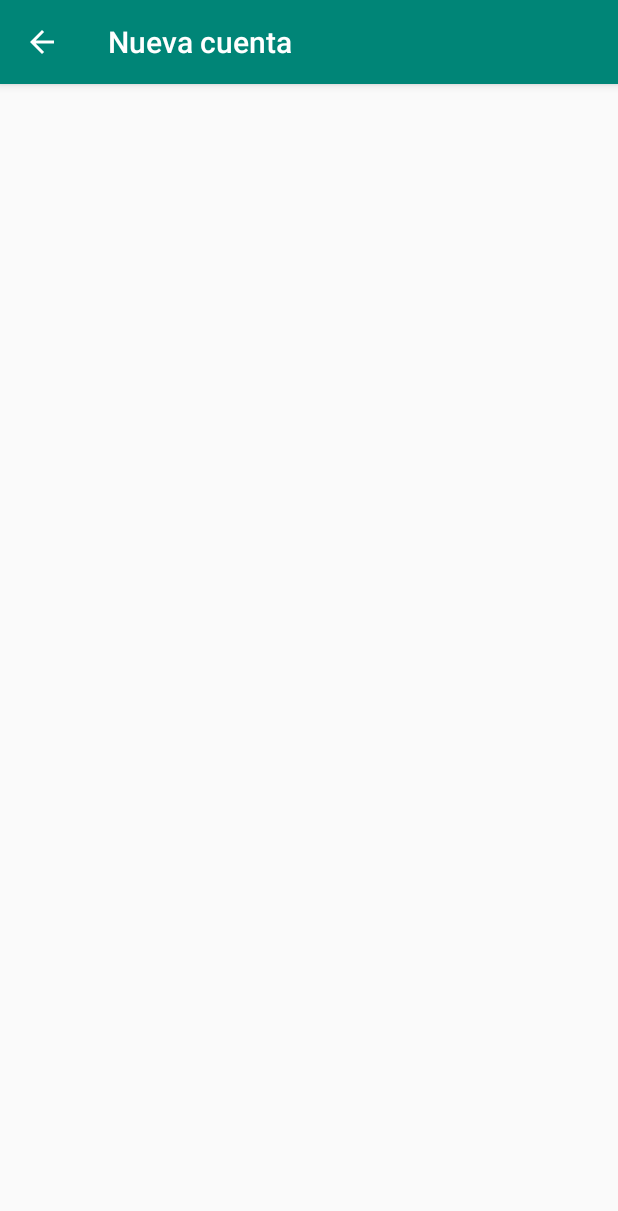
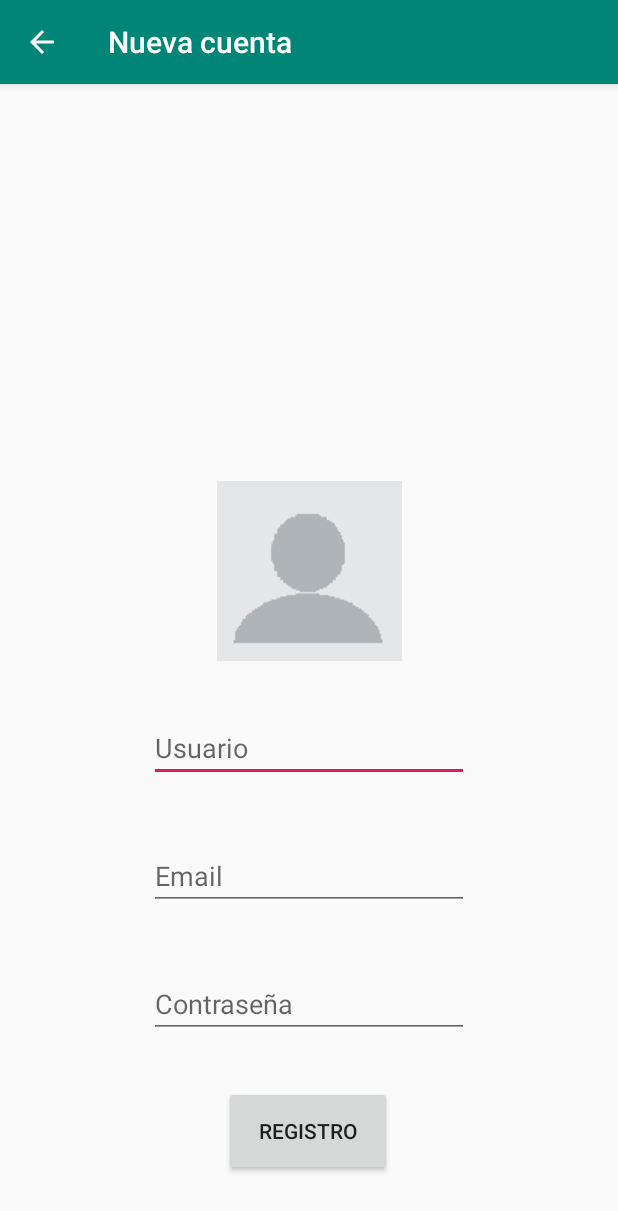
Before and after one commit to jserrape/-TFM-Generador-de-historias-Android, an Android app: the RegistroActivity screen opened directly, with no data from a screen before it, on a phone screen of 412 x 824 dp. Shown: the top 1211 px of the screen. Run offline under Robolectric (Android 15) with nearby library versions, the light colour scheme and no system bars; pictures from the network do not load.

Commit message:
Permite añadir imagen al registro, y control de los campos

```diff
--- a/Historias_TFM/app/src/main/AndroidManifest.xml
+++ b/Historias_TFM/app/src/main/AndroidManifest.xml
@@ -11,7 +11,7 @@
         android:roundIcon="@mipmap/ic_launcher_round"
         android:supportsRtl="true"
         android:theme="@style/AppTheme">
-        <activity android:name=".Actividades.RegistroActivity"></activity>
+        <activity android:name=".Actividades.RegistroActivity" android:parentActivityName=".Actividades.LoginActivity"/>
 
         <meta-data
             android:name="com.facebook.sdk.ApplicationId"
--- a/Historias_TFM/app/src/main/java/com/jcsp/historias_tfm/Actividades/RegistroActivity.java
+++ b/Historias_TFM/app/src/main/java/com/jcsp/historias_tfm/Actividades/RegistroActivity.java
@@ -1,11 +1,24 @@
 package com.jcsp.historias_tfm.Actividades;
 
+import android.content.Intent;
+import android.net.Uri;
 import android.support.v7.app.AppCompatActivity;
 import android.os.Bundle;
+import android.view.View;
+import android.widget.Button;
+import android.widget.EditText;
+import android.widget.ImageButton;
+import android.widget.Toast;
 
 import com.jcsp.historias_tfm.R;
 
 public class RegistroActivity extends AppCompatActivity {
+
+    ImageButton gallery;
+    EditText usuario;
+    EditText email;
+    EditText pass;
+    Button botonregistro;
 
     @Override
     protected void onCreate(Bundle savedInstanceState) {
@@ -13,5 +26,43 @@ public class RegistroActivity extends AppCompatActivity {
         setContentView(R.layout.activity_registro);
         getSupportActionBar().setTitle(R.string.nueva_cuenta);
         getSupportActionBar().setDisplayHomeAsUpEnabled(true);
+
+        gallery = (ImageButton) findViewById(R.id.registroimage);
+        gallery.setOnClickListener(new View.OnClickListener()   {
+            public void onClick(View v)  {
+                selectImage();
+            }
+        });
+
+        usuario = (EditText) findViewById(R.id.registrousuario);
+        email = (EditText) findViewById(R.id.registroemail);
+        pass = (EditText) findViewById(R.id.registropass);
+
+        botonregistro = (Button)findViewById(R.id.botonregistrar);
+        botonregistro.setOnClickListener(new View.OnClickListener()   {
+            public void onClick(View v)  {
+                if(usuario.getText().toString().trim().isEmpty() || email.getText().toString().trim().isEmpty() || pass.getText().toString().trim().isEmpty()){
+                    Toast.makeText(getApplicationContext(), R.string.rellenar, Toast.LENGTH_SHORT).show();
+                }else{
+                    Toast.makeText(getApplicationContext(), "Pulando boton", Toast.LENGTH_SHORT).show();
+                }
+
+            }
+        });
+    }
+
+    public void selectImage() {
+        Intent i = new Intent(Intent.ACTION_PICK, android.provider.MediaStore.Images.Media.EXTERNAL_CONTENT_URI);
+        if (i.resolveActivity(getPackageManager()) != null) {
+            startActivityForResult(i, 2);
+        }
+    }
+
+    @Override
+    protected void onActivityResult(int requestCode, int resultCode, Intent data) {
+        if(resultCode == RESULT_OK ){
+            Uri imageUri = data.getData();
+            gallery.setImageURI(imageUri);
+        }
     }
 }
--- a/Historias_TFM/app/src/main/res/layout/activity_registro.xml
+++ b/Historias_TFM/app/src/main/res/layout/activity_registro.xml
@@ -6,4 +6,72 @@
     android:layout_height="match_parent"
     tools:context=".Actividades.RegistroActivity">
 
+    <ImageButton
+        android:id="@+id/registroimage"
+        android:layout_width="123dp"
+        android:layout_height="120dp"
+        android:layout_marginStart="8dp"
+        android:layout_marginEnd="8dp"
+        android:layout_marginBottom="35dp"
+        app:layout_constraintBottom_toTopOf="@+id/registrousuario"
+        app:layout_constraintEnd_toEndOf="parent"
+        app:layout_constraintStart_toStartOf="parent"
+        app:srcCompat="@drawable/default_profile" />
+
+
+    <EditText
+        android:id="@+id/registrousuario"
+        android:layout_width="wrap_content"
+        android:layout_height="wrap_content"
+        android:layout_marginStart="8dp"
+        android:layout_marginEnd="8dp"
+        android:layout_marginBottom="40dp"
+        android:ems="10"
+        android:inputType="textPersonName"
+        android:hint="@string/usuario"
+        app:layout_constraintBottom_toTopOf="@+id/registroemail"
+        app:layout_constraintEnd_toEndOf="parent"
+        app:layout_constraintStart_toStartOf="parent" />
+
+    <EditText
+        android:id="@+id/registroemail"
+        android:hint="@string/email"
+        android:layout_width="wrap_content"
+        android:layout_height="wrap_content"
+        android:layout_marginStart="8dp"
+        android:layout_marginEnd="8dp"
+        android:layout_marginBottom="40dp"
+        android:ems="10"
+        android:inputType="textEmailAddress"
+        app:layout_constraintBottom_toTopOf="@+id/registropass"
+        app:layout_constraintEnd_toEndOf="parent"
+        app:layout_constraintStart_toStartOf="parent" />
+
+    <EditText
+        android:id="@+id/registropass"
+        android:hint="@string/pass"
+        android:layout_width="wrap_content"
+        android:layout_height="wrap_content"
+        android:layout_marginStart="8dp"
+        android:layout_marginEnd="8dp"
+        android:layout_marginBottom="32dp"
+        android:ems="10"
+        android:inputType="textPassword"
+        app:layout_constraintBottom_toTopOf="@+id/botonregistrar"
+        app:layout_constraintEnd_toEndOf="parent"
+        app:layout_constraintStart_toStartOf="parent" />
+
+    <Button
+        android:id="@+id/botonregistrar"
+        android:layout_width="112dp"
+        android:layout_height="60dp"
+        android:layout_marginStart="8dp"
+        android:layout_marginEnd="8dp"
+        android:layout_marginBottom="40dp"
+        android:text="@string/registro"
+        app:layout_constraintBottom_toBottomOf="parent"
+        app:layout_constraintEnd_toEndOf="parent"
+        app:layout_constraintHorizontal_bias="0.498"
+        app:layout_constraintStart_toStartOf="parent" />
+
 </android.support.constraint.ConstraintLayout>
--- a/Historias_TFM/app/src/main/res/values/strings.xml
+++ b/Historias_TFM/app/src/main/res/values/strings.xml
@@ -3,7 +3,7 @@
 
     <string name="facebook_app_id">394272374738825</string>
 
-    <!--- Login -->
+    <!--- Main Activity -->
     <string name="cancel_login">Login cancelado</string>
     <string name="error_login">Error en el login</string>
     <string name="ok_login">Error en el login</string>
@@ -11,4 +11,13 @@
     <string name="acceso">Acceso</string>
     <string name="nueva_cuenta">Nueva cuenta</string>
 
+
+    <!--- Registro -->
+    <string name="usuario">Usuario</string>
+    <string name="email">Email</string>
+    <string name="pass">Contraseña</string>
+    <string name="registro">Registro</string>
+    <string name="rellenar">Por favor, rellene todos los campos</string>
+
+
 </resources>
```
Also changed, not shown: Historias_TFM/app/src/main/res/drawable/default_profile.png (added).
